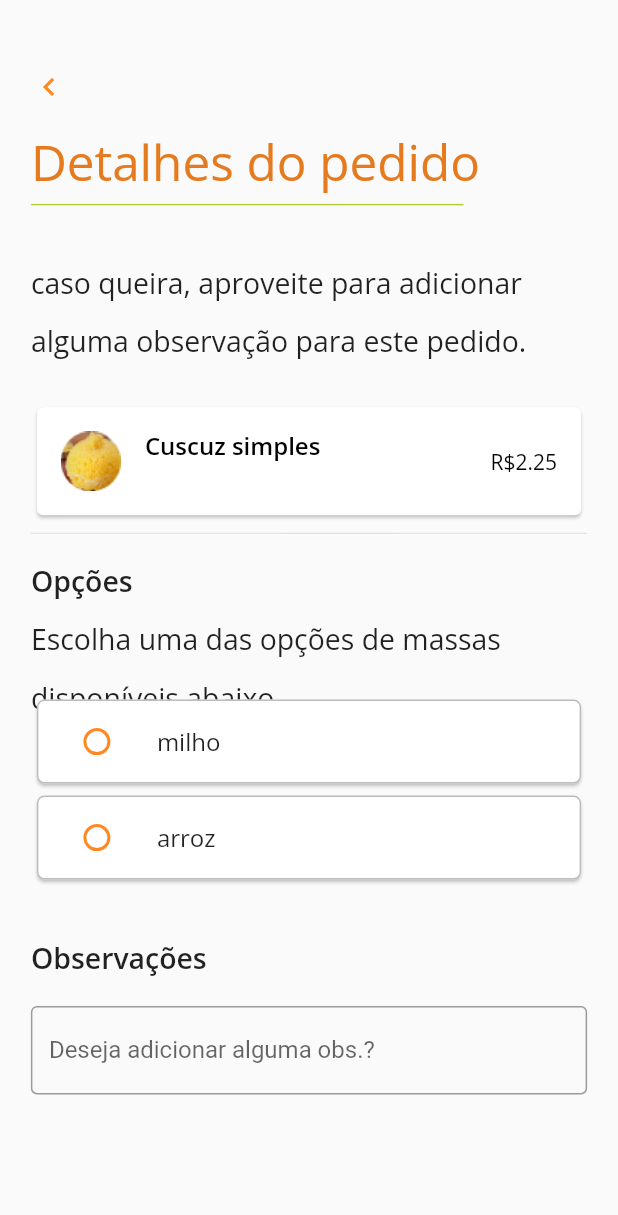
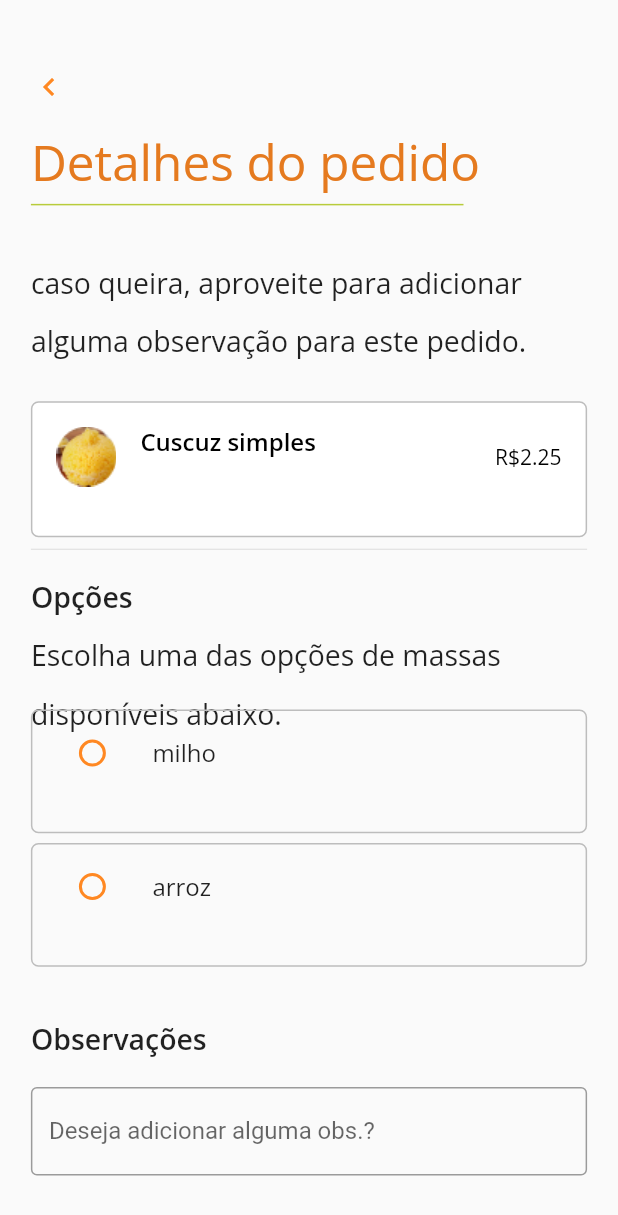
Before and after one commit to fdaniel13/desafio_flutter_mobile, a Flutter app: the ProductView screen opened by its route, after a tap on the "keyboard arrow left" icon, after a tap on "FAZER NOVO PEDIDO", after a tap on "Cuscuz simples", on a phone screen of 412 x 824 dp. Shown: the top 1215 px of the screen. Run offline on Flutter 3.47's test engine with Material 2 defaults, Android fonts, the phone set to English and light mode, and no system bars; our stand-ins replace flutter_mobx, flutter_svg, google_fonts, mobx, table_calendar; missing offline and left inert: dart:ffi; generated files the repository leaves out were written again.

Commit message:
corrigindo bug das Listas sem parent widget  sized

```diff
--- a/lib/components/components.dart
+++ b/lib/components/components.dart
@@ -141,10 +141,11 @@ mixin ComponentsPage{
     return opc.isEmpty? Container(height: MediaQuery.of(context).size.height*0.2,):
     Column(
       children: [
-        Card(
-          shape: RoundedRectangleBorder(
+        Container(width: MediaQuery.of(context).size.width*0.9,
+          height:MediaQuery.of(context).size.height*0.1 ,
+          decoration: BoxDecoration(
               borderRadius: BorderRadius.circular(5.0),
-              side: BorderSide(
+              border: Border.all(
                   color: Colors.grey[400]
               )
           ),
@@ -171,13 +172,16 @@ mixin ComponentsPage{
 
           ),
         ),
-        Card(
-          shape: RoundedRectangleBorder(
+        Container(
+          width: MediaQuery.of(context).size.width*0.9,
+          height:MediaQuery.of(context).size.height*0.1 ,
+          decoration: BoxDecoration(
               borderRadius: BorderRadius.circular(5.0),
-              side: BorderSide(
+              border: Border.all(
                   color: Colors.grey[400]
               )
           ),
+          margin: EdgeInsets.only(top:MediaQuery.of(context).size.height*0.008 ),
 
           child: ListTile(
             title: Text(opc[1],
@@ -206,10 +210,21 @@ mixin ComponentsPage{
     );
   }
 
-  Widget cardCustom(String text,String urlImage,String price,Color cardColor,{String subText='',Color colorText=Colors.black}){
+  Widget cardCustom(BuildContext context,String text,String urlImage,String price,Color cardColor,{String subText='',Color colorText=Colors.black}){
 
-    return Card(
+
+    return Container(
+      width: MediaQuery.of(context).size.width*0.9,
+      height:MediaQuery.of(context).size.height*0.11 ,
+      decoration: BoxDecoration(
           color: cardColor,
+          borderRadius: BorderRadius.circular(5.0),
+          border: Border.all(
+              color: Colors.grey[400]
+          )
+      ),
+
+
       child: ListTile(
         title: Text(text,
           style: GoogleFonts.openSans(
@@ -261,12 +276,14 @@ mixin ComponentsPage{
                   ),
                 ),
               ),
-              InkWell(
+              Padding(
+                padding: const EdgeInsets.only(bottom:8.0),
+                child: InkWell(
                   onTap: (){
                     productVM.changeProduct(groupProduct.product[index]);
                     Navigator.of(context).pushReplacementNamed('/itemOptions');
                   },
-                child:cardCustom(
+                  child:cardCustom(context,
                       groupProduct.product[index].name,groupProduct.product[index].urlPicture,
                       '${groupProduct.product[index].price}',
                       productVM.searchProduct(groupProduct.product[index])?Color(0xffFF8822):Colors.white,
@@ -274,9 +291,12 @@ mixin ComponentsPage{
                     '${groupProduct.product[index].options[0]} ou ${groupProduct.product[index].options[1]} ':'',
                     colorText:  productVM.searchProduct(groupProduct.product[index])?Colors.white:Colors.black
                   ),
+                ),
               )
             ],
-          ): InkWell(
+          ): Padding(
+            padding: const EdgeInsets.only(bottom:8.0),
+            child: InkWell(
               onTap: (){
 
                 productVM.changeProduct(groupProduct.product[index]);
@@ -284,12 +304,13 @@ mixin ComponentsPage{
 
 
               },
-            child: cardCustom(groupProduct.product[index].name,groupProduct.product[index].urlPicture,
+              child: cardCustom(context,groupProduct.product[index].name,groupProduct.product[index].urlPicture,
                   '${groupProduct.product[index].price}',
                   productVM.searchProduct(groupProduct.product[index])?Color(0xffFF8822):Colors.white,
                   subText:groupProduct.product[index].options.isNotEmpty?
                   '${groupProduct.product[index].options[0]} ou ${groupProduct.product[index].options[1]} ':'',
                   colorText:  productVM.searchProduct(groupProduct.product[index])?Colors.white:Colors.black
+              ),
             ),
           );
         });
@@ -332,12 +353,15 @@ mixin ComponentsPage{
                   ),
                 ),
               ),
-              cardCustom(productSolicitation.client.name,productSolicitation.client.urlPicture,'${productSolicitation.product[index].price}',
+              Padding(
+                padding: const EdgeInsets.only(bottom:8.0),
+                child: cardCustom(context,productSolicitation.client.name,productSolicitation.client.urlPicture,'${productSolicitation.product[index].price}',
                     Colors.white,
                   subText: 'x${productSolicitation.product[index].name}'
+                ),
               )
             ],
-          ): cardCustom(productSolicitation.product[index].name,productSolicitation.product[index].urlPicture,'${productSolicitation.product[index].price}',Colors.white);
+          ): Padding(padding: const EdgeInsets.only(bottom:8.0),child:cardCustom(context,productSolicitation.product[index].name,productSolicitation.product[index].urlPicture,'${productSolicitation.product[index].price}',Colors.white));
         });
   }
 
--- a/lib/pages/homePage/store/homeStore.dart
+++ b/lib/pages/homePage/store/homeStore.dart
@@ -14,6 +14,10 @@ abstract class HomeStoreBase with Store{
 
   @observable
   ObservableList<ProductSolicitation> historicProduct=[
+    ProductSolicitation(Client('fabio','images/bairanMask.png'),
+        [Product('Cuzcuz','images/cuscuzSimples.png',2.25,['milho','arroz']),
+          Product('Cuzcuz','images/cuscuzSimples.png',2.25,['milho','arroz'])],
+        DateTime.utc(2021,1)),
     ProductSolicitation(Client('fabio','images/bairanMask.png'),
         [Product('Cuzcuz','images/cuscuzSimples.png',2.25,['milho','arroz'])],
         DateTime.utc(2021,1)),
--- a/lib/pages/productPage/productView/productOptionsView.dart
+++ b/lib/pages/productPage/productView/productOptionsView.dart
@@ -79,7 +79,7 @@ class _ProductOptionsViewState extends State<ProductOptionsView> with Components
                     Container(
                       child: Column(
                         children: [
-                         cardCustom(productVM.product.name,productVM.product.urlPicture, 'R\$${productVM.product.price}', Colors.white),
+                         cardCustom(context,productVM.product.name,productVM.product.urlPicture, 'R\$${productVM.product.price}', Colors.white),
                           Divider(),
                           productVM.product.options.isNotEmpty? Container(
                             height: sizeH*0.12,
```
Lines whose indentation alone changed are shown as unchanged.
